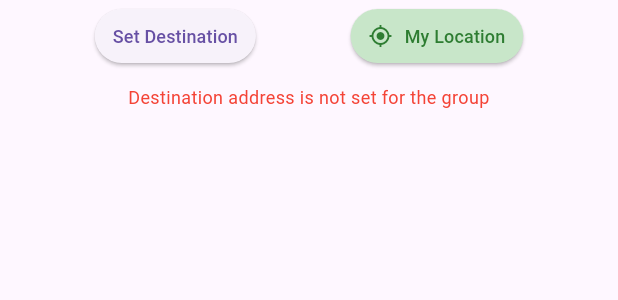
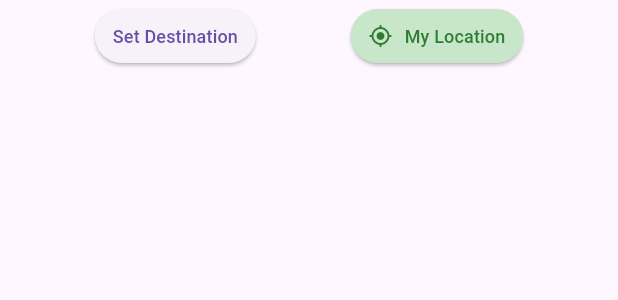
Before and after one commit to reachsriharsha/daari-parent, a Flutter app: the TripControlButtons widget shown alone on an empty page, opened directly with empty values, on a phone screen of 412 x 824 dp. Shown: the top 300 px of the screen. Run offline on Flutter 3.47's test engine with Material 3 defaults, Android fonts, the phone set to English and light mode, and no system bars; our stand-ins replace firebase_auth, firebase_core, firebase_messaging, flutter_contacts, flutter_local_notifications, flutter_tts and 8 more; missing offline and left inert: flutter_background_service, flutter_background_service_android, flutter_polyline_points; accounts and stored records are empty; generated files the repository leaves out were written again.

Commit message:
set the group destination address in title bar

```diff
--- a/lib/widgets/trip_control_buttons.dart
+++ b/lib/widgets/trip_control_buttons.dart
@@ -4,36 +4,26 @@ class TripControlButtons extends StatelessWidget {
   final bool hasDestination;
   final VoidCallback onSetAddress;
   final VoidCallback onMyLocation;
-  final String? address;
 
   const TripControlButtons({
     super.key,
     required this.hasDestination,
     required this.onSetAddress,
     required this.onMyLocation,
-    this.address,
   });
 
   @override
   Widget build(BuildContext context) {
-    return Column(
-      children: [
-        Row(
+    return Row(
       mainAxisAlignment: MainAxisAlignment.spaceEvenly,
       children: [
         ElevatedButton(
           onPressed: onSetAddress,
           style: ElevatedButton.styleFrom(
-                padding: const EdgeInsets.symmetric(
-                  horizontal: 12,
-                  vertical: 8,
-                ),
+            padding: const EdgeInsets.symmetric(horizontal: 12, vertical: 8),
             minimumSize: const Size(80, 36),
           ),
-              child: const Text(
-                'Set Destination',
-                style: TextStyle(fontSize: 12),
-              ),
+          child: const Text('Set Destination', style: TextStyle(fontSize: 12)),
         ),
         ElevatedButton.icon(
           onPressed: onMyLocation,
@@ -42,33 +32,8 @@ class TripControlButtons extends StatelessWidget {
           style: ElevatedButton.styleFrom(
             backgroundColor: Colors.green[100],
             foregroundColor: Colors.green[800],
-                padding: const EdgeInsets.symmetric(
-                  horizontal: 12,
-                  vertical: 8,
-                ),
+            padding: const EdgeInsets.symmetric(horizontal: 12, vertical: 8),
             minimumSize: const Size(80, 36),
-              ),
-            ),
-          ],
-        ),
-        const SizedBox(height: 8),
-        // Display address or message
-        if (address != null && address!.isNotEmpty)
-          Padding(
-            padding: const EdgeInsets.symmetric(horizontal: 8.0),
-            child: Text(
-              address!,
-              style: const TextStyle(fontSize: 12, color: Colors.green),
-              textAlign: TextAlign.center,
-            ),
-          )
-        else
-          const Padding(
-            padding: EdgeInsets.symmetric(horizontal: 8.0),
-            child: Text(
-              'Destination address is not set for the group',
-              style: TextStyle(fontSize: 12, color: Colors.red),
-              textAlign: TextAlign.center,
           ),
         ),
       ],
```
Also changed, not shown: lib/OtpService.dart (+26 -1 lines), lib/group_details_page.dart (+24 -2 lines), lib/widgets/search_place_widget.dart (+37 -2 lines). Lines whose indentation alone changed are shown as unchanged.
